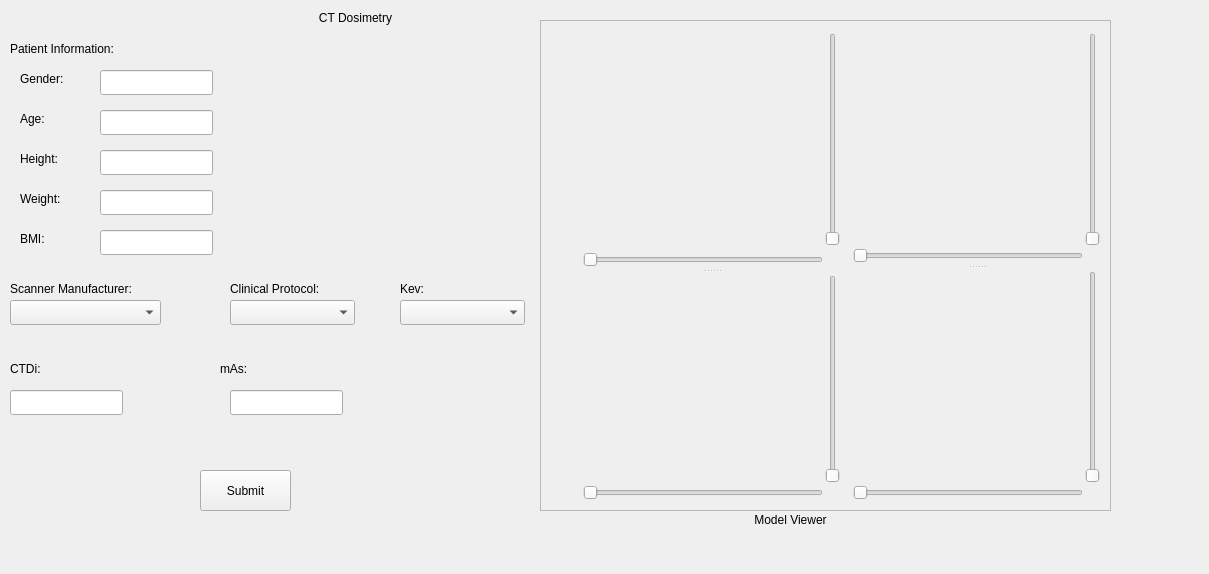
The window that forms/CTDosimetry.ui (Afrodith/Error-Dosi) describes before a commit, drawn with Qt 5.
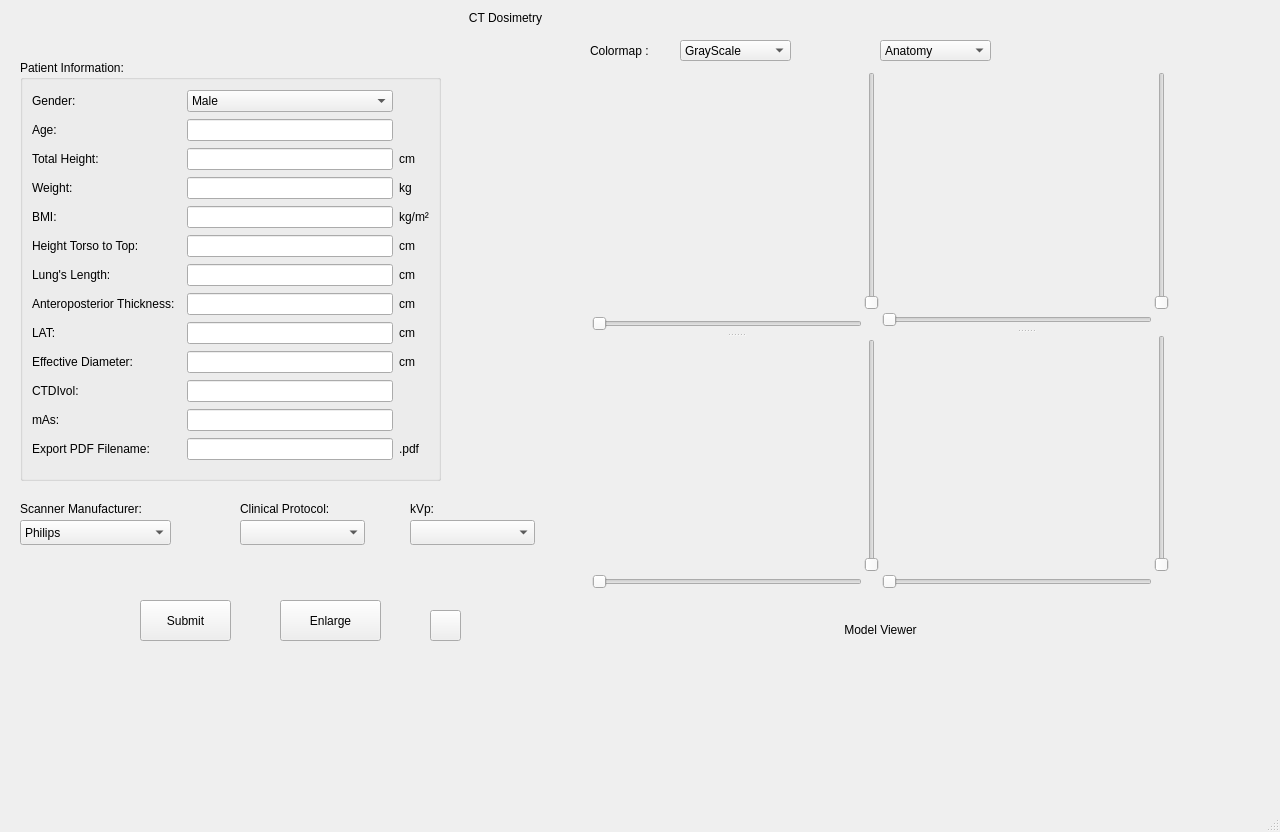
The same window after the commit. Icons and pictures are not drawn. Custom widgets are drawn as their Qt base class.

Commit message: Stage NMDosimetry ready without dose in images. CTDosimetry report neaded and dose extraction. Brachytherapy just put the 3d viewer.

Diff of the .ui file:
```diff
--- a/forms/CTDosimetry.ui
+++ b/forms/CTDosimetry.ui
@@ -1,25 +1,103 @@
 <?xml version="1.0" encoding="UTF-8"?>
 <ui version="4.0">
  <class>CTDosimetry</class>
- <widget class="QWidget" name="CTDosimetry">
+ <widget class="QMainWindow" name="CTDosimetry">
   <property name="geometry">
    <rect>
     <x>0</x>
     <y>0</y>
-    <width>1209</width>
-    <height>574</height>
+    <width>1280</width>
+    <height>832</height>
    </rect>
   </property>
   <property name="windowTitle">
    <string>Dialog</string>
   </property>
-  <property name="styleSheet">
-   <string notr="true"/>
-  </property>
+  <widget class="QWidget" name="centralwidget">
+   <widget class="QLabel" name="label_7">
+    <property name="geometry">
+     <rect>
+      <x>410</x>
+      <y>500</y>
+      <width>67</width>
+      <height>17</height>
+     </rect>
+    </property>
+    <property name="text">
+     <string>kVp:</string>
+    </property>
+   </widget>
+   <widget class="QPushButton" name="pb_submit">
+    <property name="enabled">
+     <bool>true</bool>
+    </property>
+    <property name="geometry">
+     <rect>
+      <x>140</x>
+      <y>600</y>
+      <width>91</width>
+      <height>41</height>
+     </rect>
+    </property>
+    <property name="text">
+     <string>Submit</string>
+    </property>
+   </widget>
+   <widget class="QComboBox" name="comboBox">
+    <property name="geometry">
+     <rect>
+      <x>880</x>
+      <y>40</y>
+      <width>111</width>
+      <height>21</height>
+     </rect>
+    </property>
+    <item>
+     <property name="text">
+      <string>Anatomy</string>
+     </property>
+    </item>
+    <item>
+     <property name="text">
+      <string>Dose</string>
+     </property>
+    </item>
+    <item>
+     <property name="text">
+      <string>Fusion</string>
+     </property>
+    </item>
+   </widget>
+   <widget class="QLabel" name="label_15">
+    <property name="geometry">
+     <rect>
+      <x>590</x>
+      <y>40</y>
+      <width>81</width>
+      <height>21</height>
+     </rect>
+    </property>
+    <property name="text">
+     <string>Colormap :</string>
+    </property>
+   </widget>
+   <widget class="QLabel" name="label_5">
+    <property name="geometry">
+     <rect>
+      <x>20</x>
+      <y>500</y>
+      <width>171</width>
+      <height>17</height>
+     </rect>
+    </property>
+    <property name="text">
+     <string>Scanner Manufacturer:</string>
+    </property>
+   </widget>
   <widget class="QLabel" name="label">
    <property name="geometry">
     <rect>
-     <x>250</x>
+      <x>400</x>
      <y>10</y>
      <width>211</width>
      <height>17</height>
@@ -29,11 +107,98 @@
     <string>&lt;html&gt;&lt;head/&gt;&lt;body&gt;&lt;p align=&quot;center&quot;&gt;CT  Dosimetry&lt;/p&gt;&lt;/body&gt;&lt;/html&gt;</string>
    </property>
   </widget>
+   <widget class="QComboBox" name="cB_kev">
+    <property name="geometry">
+     <rect>
+      <x>410</x>
+      <y>520</y>
+      <width>125</width>
+      <height>25</height>
+     </rect>
+    </property>
+    <property name="currentIndex">
+     <number>-1</number>
+    </property>
+    <item>
+     <property name="text">
+      <string>100</string>
+     </property>
+    </item>
+    <item>
+     <property name="text">
+      <string>120</string>
+     </property>
+    </item>
+   </widget>
+   <widget class="QLabel" name="label_6">
+    <property name="geometry">
+     <rect>
+      <x>240</x>
+      <y>500</y>
+      <width>121</width>
+      <height>17</height>
+     </rect>
+    </property>
+    <property name="text">
+     <string>Clinical Protocol:</string>
+    </property>
+   </widget>
+   <widget class="QComboBox" name="cB_protocol">
+    <property name="geometry">
+     <rect>
+      <x>240</x>
+      <y>520</y>
+      <width>125</width>
+      <height>25</height>
+     </rect>
+    </property>
+    <property name="currentIndex">
+     <number>-1</number>
+    </property>
+    <item>
+     <property name="text">
+      <string>Chest</string>
+     </property>
+    </item>
+    <item>
+     <property name="text">
+      <string>Abdomen</string>
+     </property>
+    </item>
+    <item>
+     <property name="text">
+      <string>Head</string>
+     </property>
+    </item>
+   </widget>
+   <widget class="QPushButton" name="pb_info">
+    <property name="geometry">
+     <rect>
+      <x>430</x>
+      <y>610</y>
+      <width>31</width>
+      <height>31</height>
+     </rect>
+    </property>
+    <property name="text">
+     <string/>
+    </property>
+    <property name="icon">
+     <iconset resource="../resources.qrc">
+      <normaloff>:/icons/icons/icons8-about-26.png</normaloff>:/icons/icons/icons8-about-26.png</iconset>
+    </property>
+    <property name="iconSize">
+     <size>
+      <width>25</width>
+      <height>25</height>
+     </size>
+    </property>
+   </widget>
   <widget class="QLabel" name="label_2">
    <property name="geometry">
     <rect>
-     <x>590</x>
-     <y>510</y>
+      <x>680</x>
+      <y>620</y>
      <width>401</width>
      <height>20</height>
     </rect>
@@ -42,420 +207,308 @@
     <string>&lt;html&gt;&lt;head/&gt;&lt;body&gt;&lt;p align=&quot;center&quot;&gt;Model Viewer&lt;/p&gt;&lt;/body&gt;&lt;/html&gt;</string>
    </property>
   </widget>
+   <widget class="QPushButton" name="viewButton">
+    <property name="geometry">
+     <rect>
+      <x>280</x>
+      <y>600</y>
+      <width>101</width>
+      <height>41</height>
+     </rect>
+    </property>
+    <property name="text">
+     <string>Enlarge</string>
+    </property>
+   </widget>
+   <widget class="QComboBox" name="colorMapComboBox">
+    <property name="geometry">
+     <rect>
+      <x>680</x>
+      <y>40</y>
+      <width>111</width>
+      <height>21</height>
+     </rect>
+    </property>
+    <property name="currentText">
+     <string>GrayScale</string>
+    </property>
+    <item>
+     <property name="text">
+      <string>GrayScale</string>
+     </property>
+    </item>
+    <item>
+     <property name="text">
+      <string>Heat</string>
+     </property>
+    </item>
+    <item>
+     <property name="text">
+      <string>Cold</string>
+     </property>
+    </item>
+    <item>
+     <property name="text">
+      <string>Dosimetry</string>
+     </property>
+    </item>
+    <item>
+     <property name="text">
+      <string>Full Color</string>
+     </property>
+    </item>
+    <item>
+     <property name="text">
+      <string>Segmentation</string>
+     </property>
+    </item>
+    <item>
+     <property name="text">
+      <string>Ventilation</string>
+     </property>
+    </item>
+   </widget>
   <widget class="QComboBox" name="cB_man">
    <property name="geometry">
     <rect>
-     <x>10</x>
-     <y>300</y>
+      <x>20</x>
+      <y>520</y>
      <width>151</width>
      <height>25</height>
     </rect>
    </property>
-  </widget>
-  <widget class="QComboBox" name="cB_protocol">
-   <property name="geometry">
-    <rect>
-     <x>230</x>
-     <y>300</y>
-     <width>125</width>
-     <height>25</height>
-    </rect>
-   </property>
-  </widget>
-  <widget class="QComboBox" name="cB_kev">
+    <item>
+     <property name="text">
+      <string>Philips</string>
+     </property>
+    </item>
+   </widget>
+   <widget class="QGroupBox" name="groupBox">
    <property name="geometry">
     <rect>
-     <x>400</x>
-     <y>300</y>
-     <width>125</width>
-     <height>25</height>
-    </rect>
-   </property>
-   <property name="currentIndex">
-    <number>-1</number>
-   </property>
-   <item>
+      <x>20</x>
+      <y>60</y>
+      <width>421</width>
+      <height>421</height>
+     </rect>
+    </property>
+    <property name="title">
+     <string>Patient Information:</string>
+    </property>
+    <layout class="QGridLayout" name="gridLayout_2">
+     <item row="7" column="0">
+      <widget class="QLabel" name="label_42">
     <property name="text">
-     <string>100</string>
-    </property>
-   </item>
-   <item>
+        <string>Lung's Length:</string>
+       </property>
+      </widget>
+     </item>
+     <item row="5" column="4">
+      <widget class="QLabel" name="label_44">
     <property name="text">
-     <string>120</string>
-    </property>
-   </item>
-  </widget>
-  <widget class="QLineEdit" name="LE_CTDi">
-   <property name="geometry">
-    <rect>
-     <x>10</x>
-     <y>390</y>
-     <width>113</width>
-     <height>25</height>
-    </rect>
-   </property>
-  </widget>
-  <widget class="QLineEdit" name="LE_mAs">
-   <property name="geometry">
-    <rect>
-     <x>230</x>
-     <y>390</y>
-     <width>113</width>
-     <height>25</height>
-    </rect>
-   </property>
-  </widget>
-  <widget class="QLabel" name="label_3">
-   <property name="geometry">
-    <rect>
-     <x>10</x>
-     <y>360</y>
-     <width>67</width>
-     <height>17</height>
-    </rect>
-   </property>
+        <string>kg/m²</string>
+       </property>
+      </widget>
+     </item>
+     <item row="4" column="2">
+      <widget class="QLineEdit" name="LE_weight"/>
+     </item>
+     <item row="10" column="4">
+      <widget class="QLabel" name="label_50">
+       <property name="text">
+        <string>cm</string>
+       </property>
+      </widget>
+     </item>
+     <item row="5" column="0">
+      <widget class="QLabel" name="label_38">
+       <property name="text">
+        <string>BMI:</string>
+       </property>
+      </widget>
+     </item>
+     <item row="4" column="0">
+      <widget class="QLabel" name="label_40">
+       <property name="text">
+        <string>Weight:</string>
+       </property>
+      </widget>
+     </item>
+     <item row="8" column="4">
+      <widget class="QLabel" name="label_37">
    <property name="text">
-    <string>CTDi:</string>
-   </property>
-  </widget>
+        <string>cm</string>
+       </property>
+      </widget>
+     </item>
+     <item row="12" column="0">
   <widget class="QLabel" name="label_4">
-   <property name="geometry">
-    <rect>
-     <x>220</x>
-     <y>360</y>
-     <width>67</width>
-     <height>17</height>
-    </rect>
-   </property>
    <property name="text">
     <string>mAs:</string>
    </property>
   </widget>
-  <widget class="QLabel" name="label_5">
-   <property name="geometry">
-    <rect>
-     <x>10</x>
-     <y>280</y>
-     <width>171</width>
-     <height>17</height>
-    </rect>
-   </property>
+     </item>
+     <item row="8" column="2">
+      <widget class="QLineEdit" name="LE_anteroposterior"/>
+     </item>
+     <item row="4" column="4">
+      <widget class="QLabel" name="label_46">
    <property name="text">
-    <string>Scanner Manufacturer:</string>
-   </property>
-  </widget>
-  <widget class="QLabel" name="label_6">
-   <property name="geometry">
-    <rect>
-     <x>230</x>
-     <y>280</y>
-     <width>121</width>
-     <height>17</height>
-    </rect>
-   </property>
+        <string>kg</string>
+       </property>
+      </widget>
+     </item>
+     <item row="10" column="0">
+      <widget class="QLabel" name="label_49">
    <property name="text">
-    <string>Clinical Protocol:</string>
-   </property>
-  </widget>
-  <widget class="QLabel" name="label_7">
-   <property name="geometry">
-    <rect>
-     <x>400</x>
-     <y>280</y>
-     <width>67</width>
-     <height>17</height>
-    </rect>
-   </property>
+        <string>Effective Diameter:</string>
+       </property>
+      </widget>
+     </item>
+     <item row="7" column="2">
+      <widget class="QLineEdit" name="LE_lung"/>
+     </item>
+     <item row="3" column="0">
+      <widget class="QLabel" name="label_11">
    <property name="text">
-    <string>Kev:</string>
-   </property>
-  </widget>
-  <widget class="QLabel" name="label_8">
-   <property name="geometry">
-    <rect>
-     <x>10</x>
-     <y>40</y>
-     <width>171</width>
-     <height>17</height>
-    </rect>
-   </property>
+        <string>Total Height:</string>
+       </property>
+      </widget>
+     </item>
+     <item row="11" column="2">
+      <widget class="QLineEdit" name="LE_CTDi"/>
+     </item>
+     <item row="1" column="0">
+      <widget class="QLabel" name="label_47">
    <property name="text">
-    <string>Patient Information:</string>
-   </property>
-  </widget>
-  <widget class="QPushButton" name="pushButton">
-   <property name="enabled">
-    <bool>true</bool>
-   </property>
-   <property name="geometry">
-    <rect>
-     <x>200</x>
-     <y>470</y>
-     <width>91</width>
-     <height>41</height>
-    </rect>
-   </property>
+        <string>Age:</string>
+       </property>
+      </widget>
+     </item>
+     <item row="7" column="4">
+      <widget class="QLabel" name="label_13">
    <property name="text">
-    <string>Submit</string>
-   </property>
-  </widget>
-  <widget class="QLineEdit" name="LE_gender">
-   <property name="geometry">
-    <rect>
-     <x>100</x>
-     <y>70</y>
-     <width>113</width>
-     <height>25</height>
-    </rect>
-   </property>
-  </widget>
-  <widget class="QLineEdit" name="LE_age">
-   <property name="geometry">
-    <rect>
-     <x>100</x>
-     <y>110</y>
-     <width>113</width>
-     <height>25</height>
-    </rect>
-   </property>
-  </widget>
-  <widget class="QLineEdit" name="LE_height">
-   <property name="geometry">
-    <rect>
-     <x>100</x>
-     <y>150</y>
-     <width>113</width>
-     <height>25</height>
-    </rect>
-   </property>
-  </widget>
-  <widget class="QLineEdit" name="LE_weight">
-   <property name="geometry">
-    <rect>
-     <x>100</x>
-     <y>190</y>
-     <width>113</width>
-     <height>25</height>
-    </rect>
-   </property>
-  </widget>
-  <widget class="QLineEdit" name="LE_BMI">
-   <property name="geometry">
-    <rect>
-     <x>100</x>
-     <y>230</y>
-     <width>113</width>
-     <height>25</height>
-    </rect>
-   </property>
-  </widget>
+        <string>cm</string>
+       </property>
+      </widget>
+     </item>
+     <item row="9" column="2">
+      <widget class="QLineEdit" name="LE_LAT"/>
+     </item>
+     <item row="6" column="4">
+      <widget class="QLabel" name="label_39">
+       <property name="text">
+        <string>cm</string>
+       </property>
+      </widget>
+     </item>
+     <item row="11" column="0">
+      <widget class="QLabel" name="label_3">
+       <property name="text">
+        <string>CTDIvol:</string>
+       </property>
+      </widget>
+     </item>
+     <item row="9" column="0">
+      <widget class="QLabel" name="label_36">
+       <property name="text">
+        <string>LAT:</string>
+       </property>
+      </widget>
+     </item>
+     <item row="10" column="2">
+      <widget class="QLineEdit" name="LE_effectiveDiam"/>
+     </item>
+     <item row="1" column="2">
+      <widget class="QLineEdit" name="LE_age"/>
+     </item>
+     <item row="12" column="2">
+      <widget class="QLineEdit" name="LE_mAs"/>
+     </item>
+     <item row="0" column="0">
   <widget class="QLabel" name="label_9">
-   <property name="geometry">
-    <rect>
-     <x>20</x>
-     <y>70</y>
-     <width>67</width>
-     <height>17</height>
-    </rect>
-   </property>
    <property name="text">
     <string>Gender:</string>
    </property>
   </widget>
+     </item>
+     <item row="9" column="4">
+      <widget class="QLabel" name="label_45">
+       <property name="text">
+        <string>cm</string>
+       </property>
+      </widget>
+     </item>
+     <item row="5" column="2">
+      <widget class="QLineEdit" name="LE_BMI"/>
+     </item>
+     <item row="3" column="4">
+      <widget class="QLabel" name="label_43">
+       <property name="text">
+        <string>cm</string>
+       </property>
+      </widget>
+     </item>
+     <item row="14" column="2">
+      <widget class="QLineEdit" name="LE_filename"/>
+     </item>
+     <item row="3" column="2">
+      <widget class="QLineEdit" name="LE_height"/>
+     </item>
+     <item row="6" column="2">
+      <widget class="QLineEdit" name="LE_height_torso"/>
+     </item>
+     <item row="6" column="0" colspan="2">
+      <widget class="QLabel" name="label_41">
+       <property name="text">
+        <string>Height Torso to Top:</string>
+       </property>
+      </widget>
+     </item>
+     <item row="14" column="0">
+      <widget class="QLabel" name="label_25">
+       <property name="text">
+        <string>Export PDF Filename:</string>
+       </property>
+      </widget>
+     </item>
+     <item row="0" column="2">
+      <widget class="QComboBox" name="cB_gender">
+       <item>
+        <property name="text">
+         <string>Male</string>
+        </property>
+       </item>
+       <item>
+        <property name="text">
+         <string>Female</string>
+        </property>
+       </item>
+      </widget>
+     </item>
+     <item row="8" column="0">
+      <widget class="QLabel" name="label_8">
+       <property name="text">
+        <string>Anteroposterior Thickness:</string>
+       </property>
+      </widget>
+     </item>
+     <item row="14" column="4">
   <widget class="QLabel" name="label_10">
-   <property name="geometry">
-    <rect>
-     <x>20</x>
-     <y>110</y>
-     <width>67</width>
-     <height>17</height>
-    </rect>
-   </property>
    <property name="text">
-    <string>Age:</string>
-   </property>
-  </widget>
-  <widget class="QLabel" name="label_11">
-   <property name="geometry">
-    <rect>
-     <x>20</x>
-     <y>150</y>
-     <width>67</width>
-     <height>17</height>
-    </rect>
-   </property>
-   <property name="text">
-    <string>Height:</string>
-   </property>
-  </widget>
-  <widget class="QLabel" name="label_12">
-   <property name="geometry">
-    <rect>
-     <x>20</x>
-     <y>190</y>
-     <width>67</width>
-     <height>17</height>
-    </rect>
-   </property>
-   <property name="text">
-    <string>Weight:</string>
-   </property>
-  </widget>
-  <widget class="QLabel" name="label_13">
-   <property name="geometry">
-    <rect>
-     <x>20</x>
-     <y>230</y>
-     <width>67</width>
-     <height>17</height>
-    </rect>
-   </property>
-   <property name="text">
-    <string>BMI:</string>
-   </property>
-  </widget>
-  <widget class="QScrollArea" name="scrollArea">
-   <property name="geometry">
-    <rect>
-     <x>540</x>
-     <y>20</y>
-     <width>571</width>
-     <height>491</height>
-    </rect>
-   </property>
-   <property name="widgetResizable">
-    <bool>true</bool>
-   </property>
-   <widget class="QWidget" name="scrollAreaWidgetContents">
-    <property name="geometry">
-     <rect>
-      <x>0</x>
-      <y>0</y>
-      <width>569</width>
-      <height>489</height>
-     </rect>
-    </property>
-    <property name="contextMenuPolicy">
-     <enum>Qt::DefaultContextMenu</enum>
-    </property>
-    <widget class="QSplitter" name="ESplitter">
-     <property name="geometry">
-      <rect>
-       <x>310</x>
-       <y>10</y>
-       <width>251</width>
-       <height>471</height>
-      </rect>
-     </property>
-     <property name="orientation">
-      <enum>Qt::Vertical</enum>
-     </property>
-     <widget class="QWidget" name="NEWidget_4" native="true">
-      <property name="sizePolicy">
-       <sizepolicy hsizetype="Expanding" vsizetype="Expanding">
-        <horstretch>0</horstretch>
-        <verstretch>0</verstretch>
-       </sizepolicy>
-      </property>
-      <layout class="QGridLayout" name="_13">
-       <property name="leftMargin">
-        <number>2</number>
-       </property>
-       <property name="topMargin">
-        <number>2</number>
-       </property>
-       <property name="rightMargin">
-        <number>2</number>
-       </property>
-       <property name="bottomMargin">
-        <number>2</number>
-       </property>
-       <property name="spacing">
-        <number>2</number>
-       </property>
-       <item row="0" column="0">
-        <widget class="QVTKWidget" name="NEViewWidget_4">
-         <property name="mouseTracking">
-          <bool>true</bool>
-         </property>
-        </widget>
-       </item>
-       <item row="0" column="1">
-        <widget class="QSlider" name="NEVerticalSlider_4">
-         <property name="orientation">
-          <enum>Qt::Vertical</enum>
-         </property>
-        </widget>
-       </item>
-       <item row="1" column="0">
-        <widget class="QSlider" name="NEHorizontalSlider_4">
-         <property name="orientation">
-          <enum>Qt::Horizontal</enum>
-         </property>
-        </widget>
-       </item>
-      </layout>
-     </widget>
-     <widget class="QWidget" name="SEWidget_4" native="true">
-      <property name="sizePolicy">
-       <sizepolicy hsizetype="Expanding" vsizetype="Expanding">
-        <horstretch>0</horstretch>
-        <verstretch>0</verstretch>
-       </sizepolicy>
-      </property>
-      <layout class="QGridLayout" name="_14">
-       <property name="leftMargin">
-        <number>2</number>
-       </property>
-       <property name="topMargin">
-        <number>2</number>
-       </property>
-       <property name="rightMargin">
-        <number>2</number>
-       </property>
-       <property name="bottomMargin">
-        <number>2</number>
-       </property>
-       <property name="spacing">
-        <number>2</number>
-       </property>
-       <item row="0" column="0">
-        <widget class="QVTKWidget" name="SEViewWidget_4">
-         <property name="sizePolicy">
-          <sizepolicy hsizetype="Expanding" vsizetype="Expanding">
-           <horstretch>0</horstretch>
-           <verstretch>0</verstretch>
-          </sizepolicy>
-         </property>
-         <property name="mouseTracking">
-          <bool>true</bool>
-         </property>
-        </widget>
-       </item>
-       <item row="0" column="1">
-        <widget class="QSlider" name="SEVerticalSlider_4">
-         <property name="orientation">
-          <enum>Qt::Vertical</enum>
-         </property>
-        </widget>
-       </item>
-       <item row="1" column="0">
-        <widget class="QSlider" name="SEHorizontalSlider_4">
-         <property name="orientation">
-          <enum>Qt::Horizontal</enum>
-         </property>
-        </widget>
-       </item>
-      </layout>
-     </widget>
+        <string>.pdf</string>
+       </property>
+      </widget>
+     </item>
+    </layout>
     </widget>
     <widget class="QSplitter" name="OSplitter">
      <property name="geometry">
       <rect>
-       <x>40</x>
-       <y>10</y>
-       <width>261</width>
-       <height>471</height>
+      <x>590</x>
+      <y>70</y>
+      <width>291</width>
+      <height>521</height>
       </rect>
      </property>
      <property name="orientation">
@@ -484,13 +537,6 @@
        <property name="horizontalSpacing">
         <number>2</number>
        </property>
-       <item row="0" column="1">
-        <widget class="QSlider" name="NOVerticalSlider_4">
-         <property name="orientation">
-          <enum>Qt::Vertical</enum>
-         </property>
-        </widget>
-       </item>
        <item row="1" column="0">
         <widget class="QSlider" name="NOHorizontalSlider_4">
          <property name="orientation">
@@ -498,6 +544,13 @@
          </property>
         </widget>
        </item>
+      <item row="0" column="1">
+       <widget class="QSlider" name="NOVerticalSlider">
+        <property name="orientation">
+         <enum>Qt::Vertical</enum>
+        </property>
+       </widget>
+      </item>
        <item row="0" column="0">
         <widget class="QVTKWidget" name="NOViewWidget_4">
          <property name="mouseTracking">
@@ -557,8 +610,129 @@
       </layout>
      </widget>
     </widget>
-   </widget>
-  </widget>
+   <widget class="QSplitter" name="ESplitter">
+    <property name="geometry">
+     <rect>
+      <x>880</x>
+      <y>70</y>
+      <width>291</width>
+      <height>521</height>
+     </rect>
+    </property>
+    <property name="orientation">
+     <enum>Qt::Vertical</enum>
+    </property>
+    <widget class="QWidget" name="NEWidget" native="true">
+     <property name="sizePolicy">
+      <sizepolicy hsizetype="Expanding" vsizetype="Expanding">
+       <horstretch>0</horstretch>
+       <verstretch>0</verstretch>
+      </sizepolicy>
+     </property>
+     <layout class="QGridLayout" name="_17">
+      <property name="leftMargin">
+       <number>2</number>
+      </property>
+      <property name="topMargin">
+       <number>2</number>
+      </property>
+      <property name="rightMargin">
+       <number>2</number>
+      </property>
+      <property name="bottomMargin">
+       <number>2</number>
+      </property>
+      <property name="spacing">
+       <number>2</number>
+      </property>
+      <item row="0" column="0">
+       <widget class="QVTKWidget" name="NEViewWidget">
+        <property name="mouseTracking">
+         <bool>true</bool>
+        </property>
+       </widget>
+      </item>
+      <item row="0" column="1">
+       <widget class="QSlider" name="NEVerticalSlider">
+        <property name="orientation">
+         <enum>Qt::Vertical</enum>
+        </property>
+       </widget>
+      </item>
+      <item row="1" column="0">
+       <widget class="QSlider" name="NEHorizontalSlider">
+        <property name="orientation">
+         <enum>Qt::Horizontal</enum>
+        </property>
+       </widget>
+      </item>
+     </layout>
+    </widget>
+    <widget class="QWidget" name="SEWidget" native="true">
+     <property name="sizePolicy">
+      <sizepolicy hsizetype="Expanding" vsizetype="Expanding">
+       <horstretch>0</horstretch>
+       <verstretch>0</verstretch>
+      </sizepolicy>
+     </property>
+     <layout class="QGridLayout" name="_18">
+      <property name="leftMargin">
+       <number>2</number>
+      </property>
+      <property name="topMargin">
+       <number>2</number>
+      </property>
+      <property name="rightMargin">
+       <number>2</number>
+      </property>
+      <property name="bottomMargin">
+       <number>2</number>
+      </property>
+      <property name="spacing">
+       <number>2</number>
+      </property>
+      <item row="0" column="0">
+       <widget class="QVTKWidget" name="SEViewWidget">
+        <property name="sizePolicy">
+         <sizepolicy hsizetype="Expanding" vsizetype="Expanding">
+          <horstretch>0</horstretch>
+          <verstretch>0</verstretch>
+         </sizepolicy>
+        </property>
+        <property name="mouseTracking">
+         <bool>true</bool>
+        </property>
+       </widget>
+      </item>
+      <item row="0" column="1">
+       <widget class="QSlider" name="SEVerticalSlider">
+        <property name="orientation">
+         <enum>Qt::Vertical</enum>
+        </property>
+       </widget>
+      </item>
+      <item row="1" column="0">
+       <widget class="QSlider" name="SEHorizontalSlider">
+        <property name="orientation">
+         <enum>Qt::Horizontal</enum>
+        </property>
+       </widget>
+      </item>
+     </layout>
+    </widget>
+   </widget>
+  </widget>
+  <widget class="QMenuBar" name="menubar">
+   <property name="geometry">
+    <rect>
+     <x>0</x>
+     <y>0</y>
+     <width>1280</width>
+     <height>22</height>
+    </rect>
+   </property>
+  </widget>
+  <widget class="QStatusBar" name="statusbar"/>
  </widget>
  <customwidgets>
   <customwidget>
```
Left out of the diff: 24 changed lines with no effect on the pictures. Lines whose indentation alone changed are shown as unchanged. The commit also changes 1443 other files.
